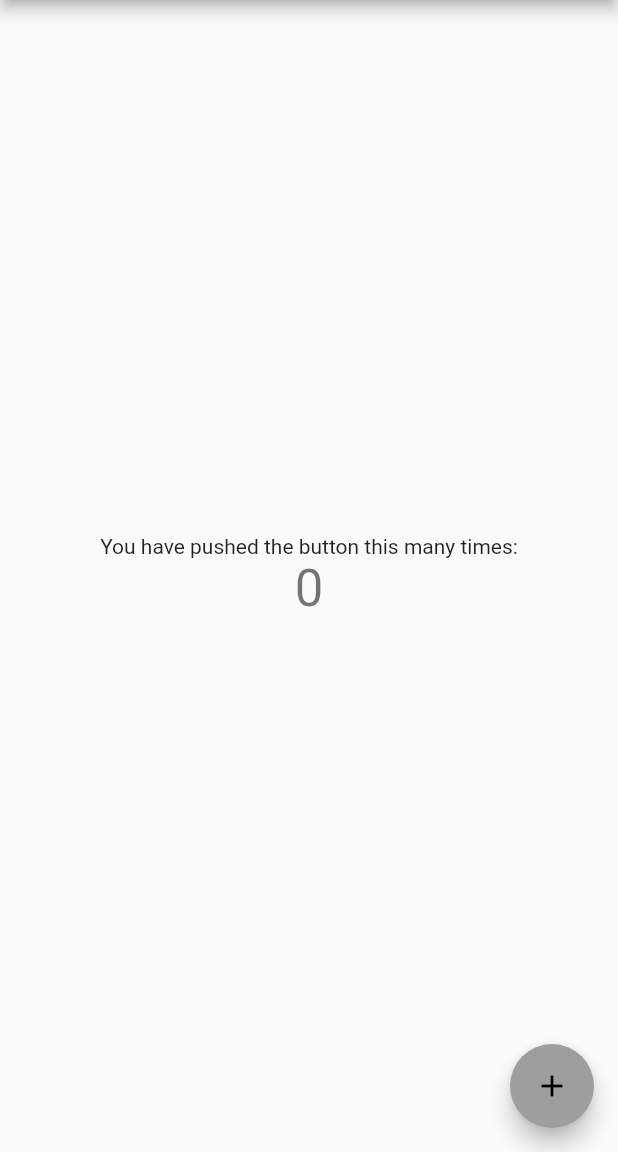
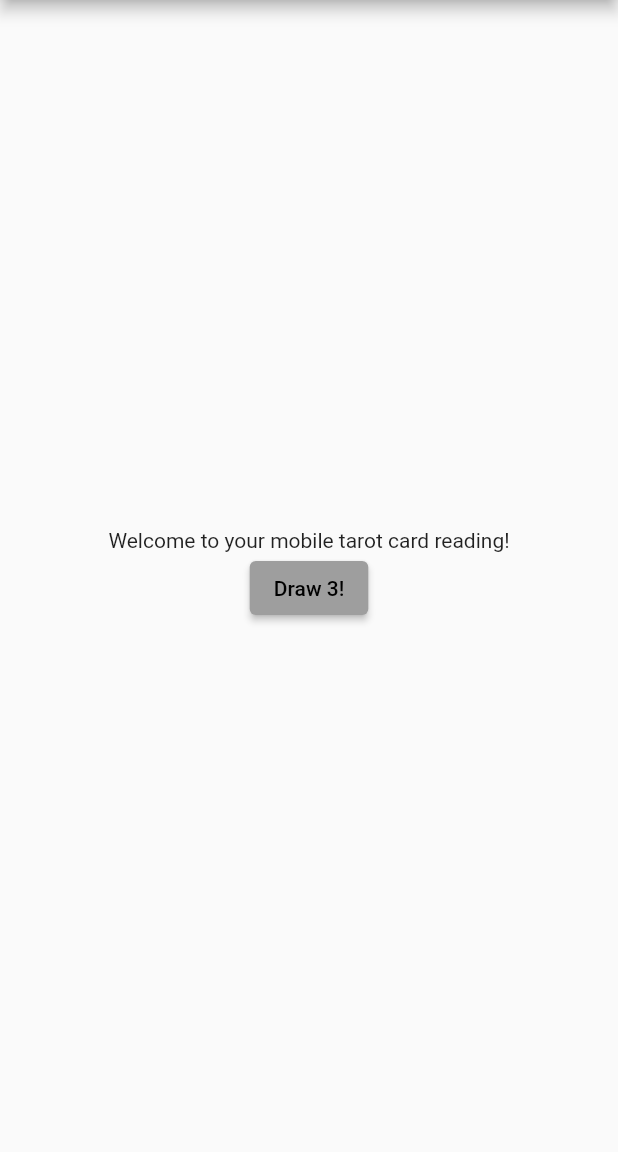
Before and after one commit to JoshuaSchlichting/tarot-reader, a Flutter app: the screen it shows after launch, on a phone screen of 412 x 824 dp, the part 84-1236 px from its top. Run offline on Flutter 3.47's test engine with Material 2 defaults, Android fonts, the phone set to English and light mode, and no system bars; drawn by our look-alikes of auto_size_text; our stand-ins replace flutter_riverpod, riverpod.

Commit message:
update main

```diff
--- a/tarot_reader/lib/main.dart
+++ b/tarot_reader/lib/main.dart
@@ -1,17 +1,20 @@
 import 'package:flutter/material.dart';
+import 'package:auto_size_text/auto_size_text.dart';
+import 'package:tarot_reader/card_reading/screens/tarot_reading.dart';
+import 'package:flutter_riverpod/flutter_riverpod.dart';
 
 const String _appTitle = "Tarot Reader";
 
 void main() {
-  runApp(const MyApp());
+  runApp(const ProviderScope(child: MyApp()));
 }
 
-class MyApp extends StatelessWidget {
+class MyApp extends ConsumerWidget {
   const MyApp({Key? key}) : super(key: key);
 
   // This widget is the root of your application.
   @override
-  Widget build(BuildContext context) {
+  Widget build(BuildContext context, WidgetRef ref) {
     return MaterialApp(
       title: 'Tarot Reader',
       theme: ThemeData(
@@ -32,14 +35,6 @@
 }
 
 class _MyHomePageState extends State<MyHomePage> {
-  int _counter = 0;
-
-  void _incrementCounter() {
-    setState(() {
-      _counter++;
-    });
-  }
-
   @override
   Widget build(BuildContext context) {
     return Scaffold(
@@ -50,20 +45,17 @@
         child: Column(
           mainAxisAlignment: MainAxisAlignment.center,
           children: <Widget>[
-            const Text(
-              'You have pushed the button this many times:',
-            ),
-            Text(
-              '$_counter',
-              style: Theme.of(context).textTheme.headline4,
-            ),
+            const AutoSizeText('Welcome to your mobile tarot card reading!'),
+            ElevatedButton(
+                onPressed: () => {
+                      Navigator.push(
+                          context,
+                          MaterialPageRoute(
+                              builder: (context) => const TarotReadingScreen()))
+                    },
+                child: const Text('Draw 3!'))
           ],
         ),
-      ),
-      floatingActionButton: FloatingActionButton(
-        onPressed: _incrementCounter,
-        tooltip: 'Increment',
-        child: const Icon(Icons.add),
       ),
     );
   }
```
